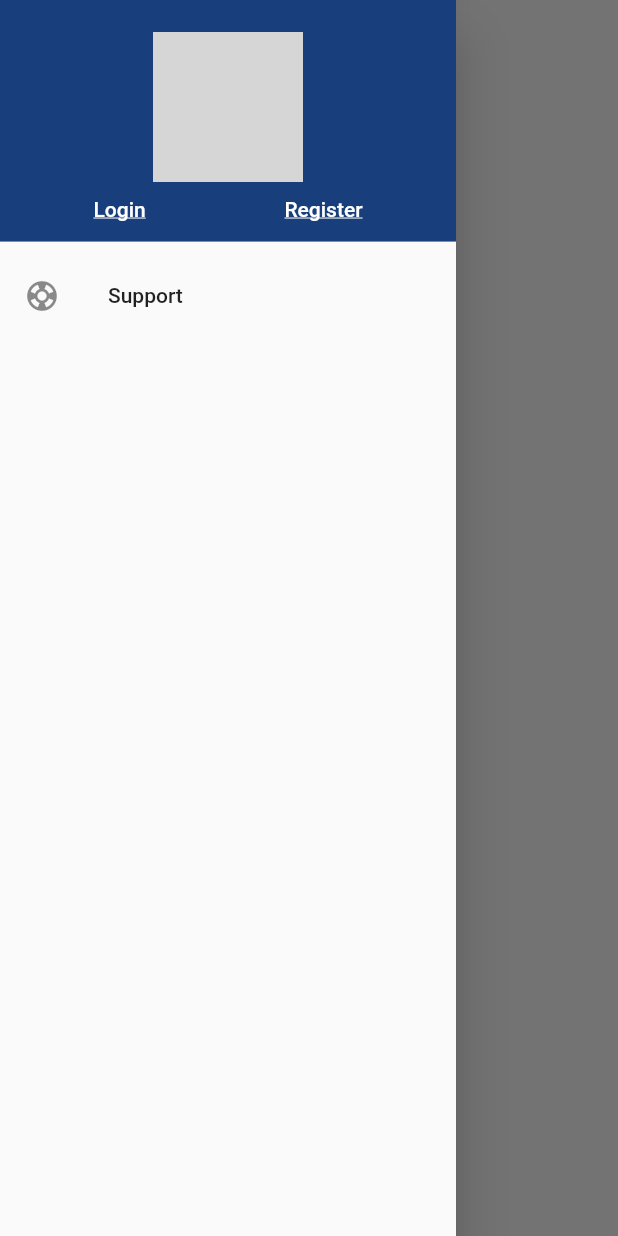
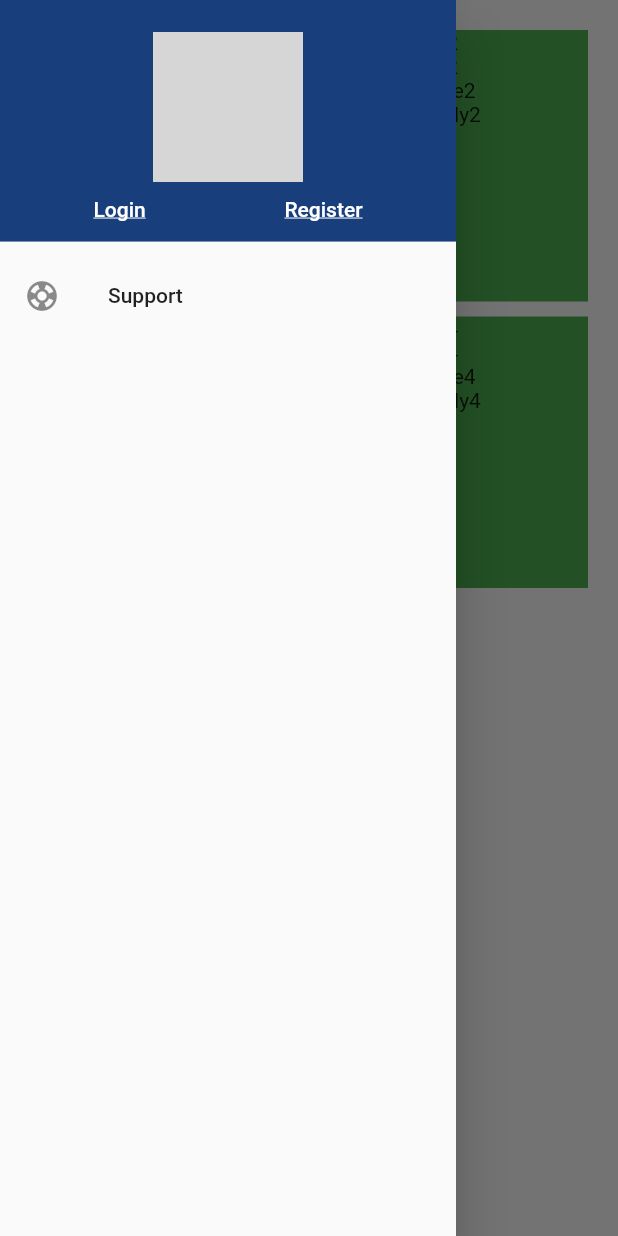
Before and after one commit to smart-think-app/parking, a Flutter app: the screen it shows after launch, with the side drawer open, on a phone screen of 412 x 824 dp. Run offline on Flutter 3.47's test engine with Material 2 defaults, Android fonts, the phone set to English and light mode, and no system bars; network calls fail; grey boxes are pictures that could not be loaded.

Commit message:
provider

```diff
--- a/lib/components/map_page/map_page.dart
+++ b/lib/components/map_page/map_page.dart
@@ -2,6 +2,8 @@ import 'dart:convert';
 
 import 'package:flutter/material.dart';
 import 'package:parking/models/models.dart';
+import 'package:parking/providers/todos.dart';
+import 'package:provider/provider.dart';
 import '../../components/drawer/profile-not-login.dart';
 import 'package:http/http.dart' as http;
 class TodosComponents extends StatelessWidget {
@@ -29,10 +31,9 @@ class MapPage extends StatefulWidget {
 }
 
 class MapPageState extends State<MapPage> {
-  List<Todos> todos=[];
   @override
   void initState(){
-    getData();
+    // getData();
     super.initState();
   }
 
@@ -42,11 +43,10 @@ class MapPageState extends State<MapPage> {
   }
 
   @override
-
-
-  @override
   Widget build(BuildContext context) {
-    return  Scaffold(
+    final todosData = Provider.of<TodosProvider>(context);
+    final todos = todosData.items;
+    return Scaffold(
       body:  Center(
         child:GridView.count(
           primary: false,
@@ -62,23 +62,23 @@ class MapPageState extends State<MapPage> {
     );
   }
 
-  Future<void> getData() async {
-    var url = Uri.parse("https://jsonplaceholder.typicode.com/posts");
-    try {
-      final response = await http.get(url);
-      if (response.statusCode == 200) {
-        setState(() {
-          todos = parseTodos(response.body);
-        });
-      }
-    } catch (e) {
-      throw e;
-    }
-  }
+  // Future<void> getData() async {
+  //   var url = Uri.parse("https://jsonplaceholder.typicode.com/posts");
+  //   try {
+  //     final response = await http.get(url);
+  //     if (response.statusCode == 200) {
+  //       setState(() {
+  //         todos = parseTodos(response.body);
+  //       });
+  //     }
+  //   } catch (e) {
+  //     throw e;
+  //   }
+  // }
 
-  List<Todos> parseTodos(String responseBody) {
-    final parsed = json.decode(responseBody).cast<Map<String, dynamic>>();
-    return parsed.map<Todos>((json) =>Todos.fromMap(json)).toList();
-  }
+  // List<Todos> parseTodos(String responseBody) {
+  //   final parsed = json.decode(responseBody).cast<Map<String, dynamic>>();
+  //   return parsed.map<Todos>((json) =>Todos.fromMap(json)).toList();
+  // }
 
 }
--- a/lib/main.dart
+++ b/lib/main.dart
@@ -1,4 +1,6 @@
 import 'package:flutter/material.dart';
+import 'package:parking/providers/todos.dart';
+import 'package:provider/provider.dart';
 import './components/login_page/login_page.dart';
 import './constants/style-constant.dart';
 import './components/signup_page/signup_page.dart';
@@ -14,12 +16,15 @@ class MyApp extends StatelessWidget {
   // This widget is the root of your application.
   @override
   Widget build(BuildContext context) {
-    return MaterialApp(
+    return ChangeNotifierProvider(
+      create: (context)=> TodosProvider(),
+      child: MaterialApp(
       title: 'Parking',
       theme: ThemeData(
         primarySwatch: Colors.blue,
       ),
       home: const MyHomePage(),
+    ),
     );
   }
 }
--- a/lib/providers/todos.dart
+++ b/lib/providers/todos.dart
@@ -2,18 +2,13 @@ import 'package:flutter/material.dart';
 import 'package:parking/models/models.dart';
 import 'package:http/http.dart' as http;
 class TodosProvider with ChangeNotifier {
-  List<Todos> _items =[];
+  List<Todos> _dataTodos =[
+    Todos(1,1,"title1","body1"),
+    Todos(2,2,"title2","body2"),
+    Todos(3,3,"title3","body3"),
+    Todos(4,4,"title4","body4")
+  ];
   List<Todos> get items {
-    return [...items];
-  }
-
-  Future<void> getData() async {
-    var url = Uri.parse("https://jsonplaceholder.typicode.com/posts");
-    try {
-      final response = await http.get(url);
-      print(response);
-    } catch (e) {
-      throw e;
-    }
+    return [..._dataTodos];
   }
 }
```
